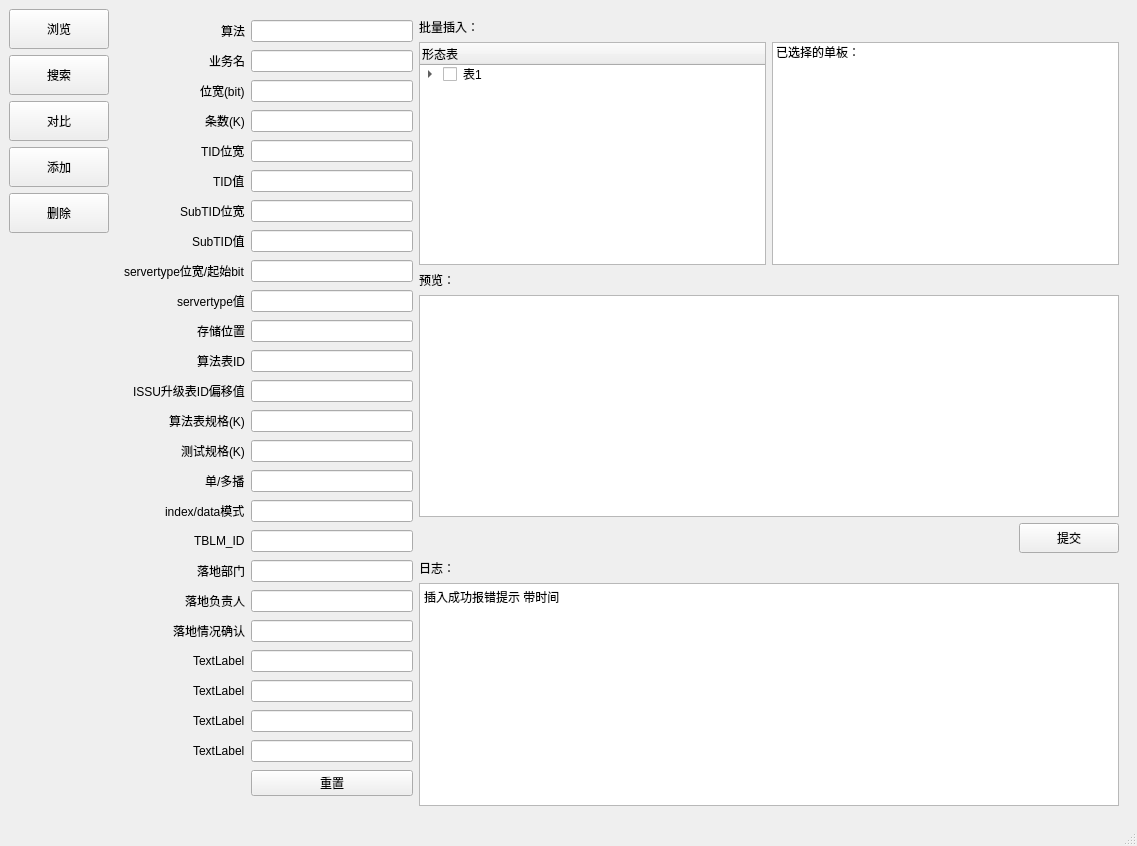
Before: the Qt Designer form pyqt/UITest3.ui in lelecha/QtPythonExcel, drawn with Qt 5.
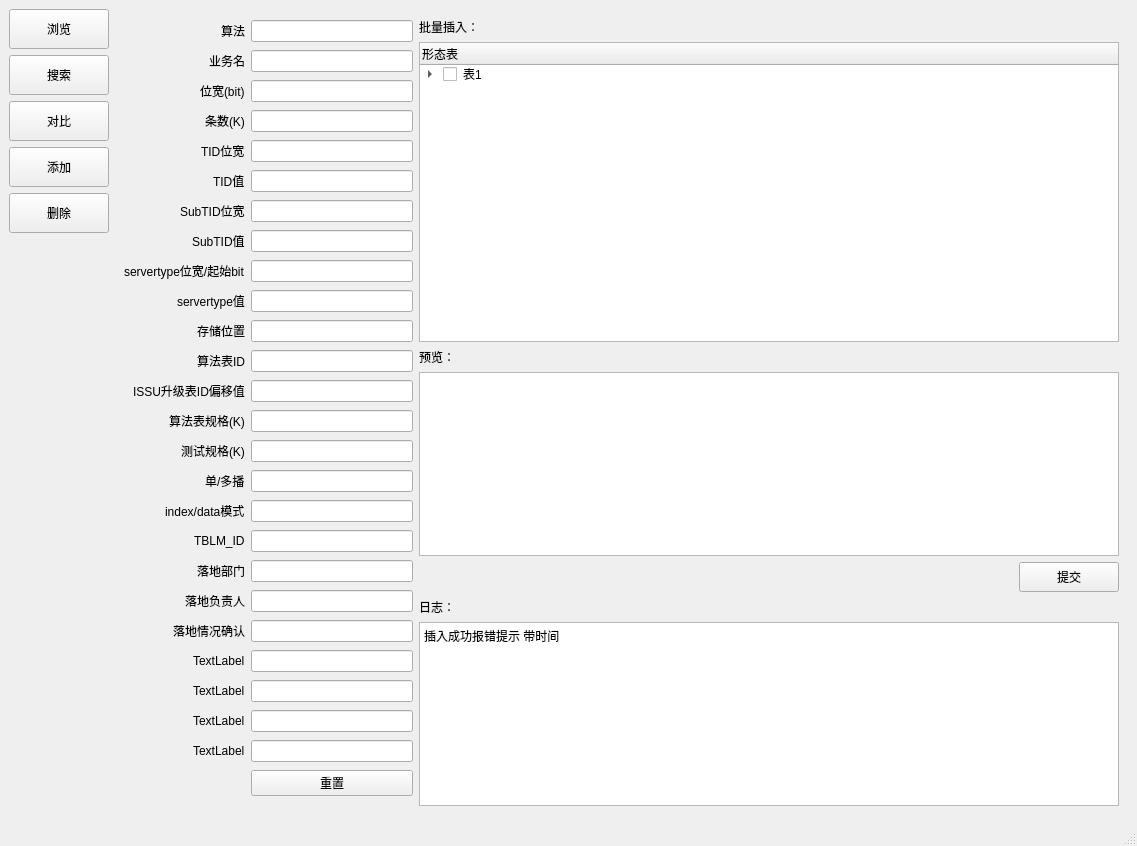
After: the same form once the commit is applied.

```diff
--- a/pyqt/UITest3.ui
+++ b/pyqt/UITest3.ui
@@ -771,6 +771,12 @@
                <layout class="QHBoxLayout" name="horizontalLayout_3">
                 <item>
                  <widget class="QTreeWidget" name="treeWidget">
+                  <property name="minimumSize">
+                   <size>
+                    <width>0</width>
+                    <height>300</height>
+                   </size>
+                  </property>
                   <column>
                    <property name="text">
                     <string>形态表</string>
@@ -802,15 +808,6 @@
                   </item>
                  </widget>
                 </item>
-                <item>
-                 <widget class="QListWidget" name="listWidget">
-                  <item>
-                   <property name="text">
-                    <string>已选择的单板：</string>
-                   </property>
-                  </item>
-                 </widget>
-                </item>
                </layout>
               </item>
               <item>
```
